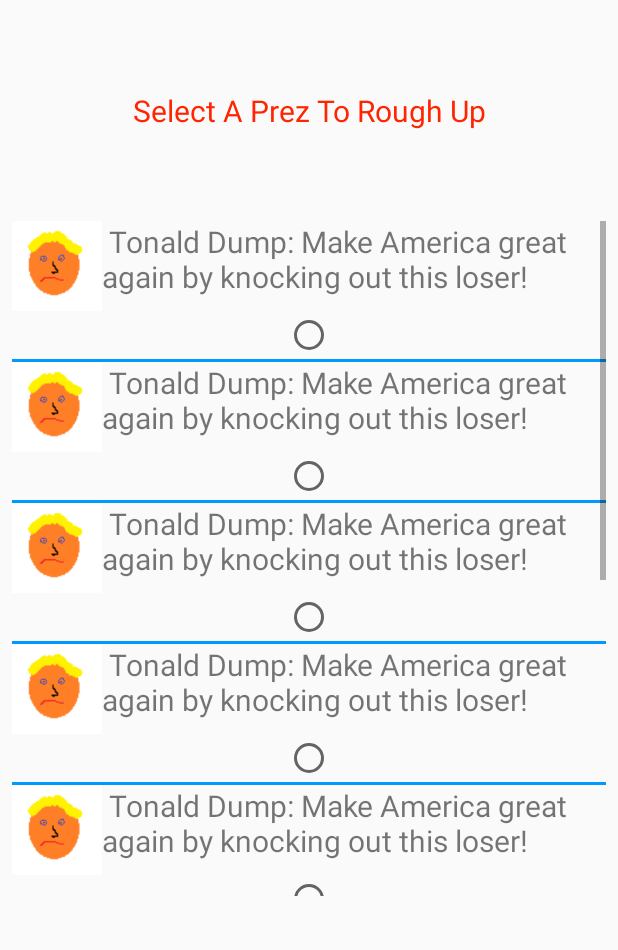
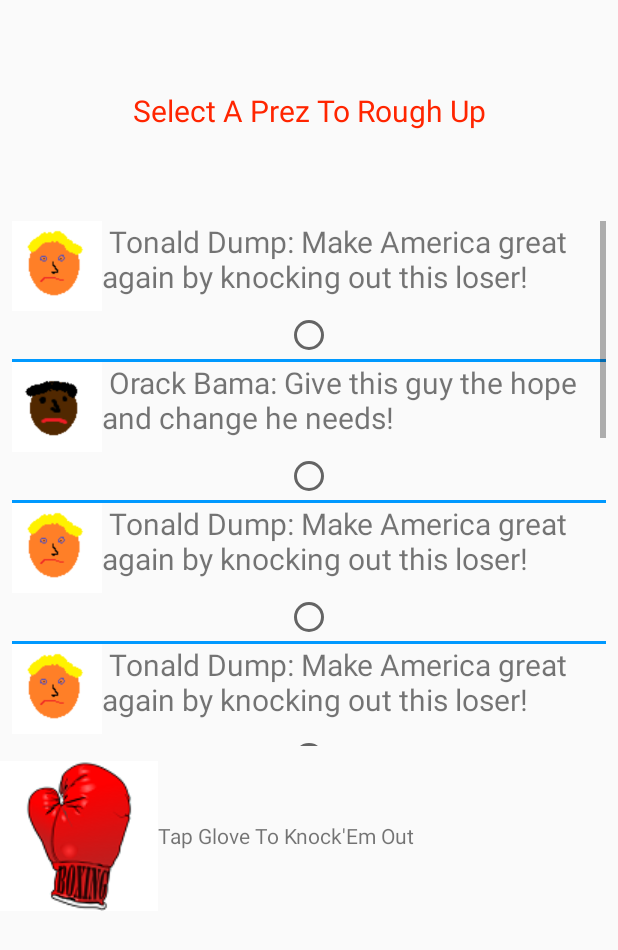
Before and after one commit to AppMiester/PrezPunchByTribal, an Android app: the Selection screen opened directly, with no data from a screen before it, on a phone screen of 412 x 824 dp. Shown: the top 950 px of the screen. Run offline under Robolectric (Android 15) with nearby library versions, the phone set to English and light mode, and no system bars.

Commit message:
added scrollview of multiple choices in selection class added radio buttons in selection class

```diff
--- a/app/src/main/AndroidManifest.xml
+++ b/app/src/main/AndroidManifest.xml
@@ -16,7 +16,8 @@
                 <category android:name="android.intent.category.LAUNCHER" />
             </intent-filter>
         </activity>
-        <activity android:name=".Selection"></activity>
+        <activity android:name=".Selection" />
+        <activity android:name=".Punch"></activity>
     </application>
 
 </manifest>
--- a/app/src/main/res/layout/activity_selection.xml
+++ b/app/src/main/res/layout/activity_selection.xml
@@ -22,7 +22,7 @@
         android:layout_width="match_parent"
         android:layout_marginStart="8dp"
         android:layout_marginEnd="8dp"
-        android:layout_height="450dp">
+        android:layout_height="350dp">
 
              <LinearLayout
                 android:layout_width="match_parent"
@@ -46,15 +46,17 @@
 
                          <TextView
                              android:layout_width="wrap_content"
-                             android:layout_height="match_parent"
+                             android:layout_height="wrap_content"
                              android:text=" Tonald Dump: Make America great again by knocking out this loser!"
                              android:textSize="20sp" />
                      </LinearLayout>
 
                          <RadioButton
+                             android:id="@+id/dump"
                              android:layout_width="wrap_content"
                              android:layout_height="wrap_content"
-                             android:layout_gravity="center" />
+                             android:layout_gravity="center"
+                             android:onClick="selectPrez"/>
 
                          <View
                              android:layout_width="match_parent"
@@ -70,11 +72,40 @@
                              <ImageView
                                  android:layout_width="60dp"
                                  android:layout_height="60dp"
+                                 android:src="@drawable/bama"/>
+
+                             <TextView
+                                 android:layout_width="wrap_content"
+                                 android:layout_height="wrap_content"
+                                 android:text=" Orack Bama: Give this guy the hope and change he needs!"
+                                 android:textSize="20sp" />
+                         </LinearLayout>
+
+                         <RadioButton
+                             android:id="@+id/bama"
+                             android:layout_width="wrap_content"
+                             android:layout_height="wrap_content"
+                             android:layout_gravity="center"
+                             android:onClick="selectPrez"/>
+
+                         <View
+                             android:layout_width="match_parent"
+                             android:layout_height="2dp"
+                             android:background="@color/blue"></View>
+
+                         <LinearLayout
+                             android:layout_width="match_parent"
+                             android:layout_height="wrap_content"
+                             android:orientation="horizontal">
+
+                             <ImageView
+                                 android:layout_width="60dp"
+                                 android:layout_height="60dp"
                                  android:src="@drawable/dump"/>
 
                              <TextView
                                  android:layout_width="wrap_content"
-                                 android:layout_height="match_parent"
+                                 android:layout_height="wrap_content"
                                  android:text=" Tonald Dump: Make America great again by knocking out this loser!"
                                  android:textSize="20sp" />
                          </LinearLayout>
@@ -101,7 +132,7 @@
 
                              <TextView
                                  android:layout_width="wrap_content"
-                                 android:layout_height="match_parent"
+                                 android:layout_height="wrap_content"
                                  android:text=" Tonald Dump: Make America great again by knocking out this loser!"
                                  android:textSize="20sp" />
                          </LinearLayout>
@@ -128,7 +159,7 @@
 
                              <TextView
                                  android:layout_width="wrap_content"
-                                 android:layout_height="match_parent"
+                                 android:layout_height="wrap_content"
                                  android:text=" Tonald Dump: Make America great again by knocking out this loser!"
                                  android:textSize="20sp" />
                          </LinearLayout>
@@ -155,7 +186,7 @@
 
                              <TextView
                                  android:layout_width="wrap_content"
-                                 android:layout_height="match_parent"
+                                 android:layout_height="wrap_content"
                                  android:text=" Tonald Dump: Make America great again by knocking out this loser!"
                                  android:textSize="20sp" />
                          </LinearLayout>
@@ -182,7 +213,7 @@
 
                              <TextView
                                  android:layout_width="wrap_content"
-                                 android:layout_height="match_parent"
+                                 android:layout_height="wrap_content"
                                  android:text=" Tonald Dump: Make America great again by knocking out this loser!"
                                  android:textSize="20sp" />
                          </LinearLayout>
@@ -209,7 +240,7 @@
 
                              <TextView
                                  android:layout_width="wrap_content"
-                                 android:layout_height="match_parent"
+                                 android:layout_height="wrap_content"
                                  android:text=" Tonald Dump: Make America great again by knocking out this loser!"
                                  android:textSize="20sp" />
                          </LinearLayout>
@@ -236,7 +267,7 @@
 
                              <TextView
                                  android:layout_width="wrap_content"
-                                 android:layout_height="match_parent"
+                                 android:layout_height="wrap_content"
                                  android:text=" Tonald Dump: Make America great again by knocking out this loser!"
                                  android:textSize="20sp" />
                          </LinearLayout>
@@ -244,39 +275,14 @@
                          <RadioButton
                              android:layout_width="wrap_content"
                              android:layout_height="wrap_content"
-                             android:layout_gravity="center" />
+                             android:layout_gravity="center"
+                             android:onClick="goToPunch"/>
 
                          <View
                              android:layout_width="match_parent"
                              android:layout_height="2dp"
                              android:background="@color/blue"></View>
 
-                         <LinearLayout
-                             android:layout_width="match_parent"
-                             android:layout_height="wrap_content"
-                             android:orientation="horizontal">
-
-                             <ImageView
-                                 android:layout_width="60dp"
-                                 android:layout_height="60dp"
-                                 android:src="@drawable/dump"/>
-
-                             <TextView
-                                 android:layout_width="wrap_content"
-                                 android:layout_height="match_parent"
-                                 android:text=" Tonald Dump: Make America great again by knocking out this loser!"
-                                 android:textSize="20sp" />
-                         </LinearLayout>
-
-                         <RadioButton
-                             android:layout_width="wrap_content"
-                             android:layout_height="wrap_content"
-                             android:layout_gravity="center" />
-
-                         <View
-                             android:layout_width="match_parent"
-                             android:layout_height="2dp"
-                             android:background="@color/blue"></View>
 
 
 
@@ -292,4 +298,24 @@
 
     </ScrollView>
 
+    <LinearLayout
+        android:layout_width="wrap_content"
+        android:layout_height="wrap_content"
+        android:orientation="horizontal"
+        android:layout_marginTop="10dp">
+
+        <ImageView
+            android:layout_width="wrap_content"
+            android:layout_height="wrap_content"
+            android:src="@drawable/glove1"
+            android:onClick="goToPunch"/>
+
+        <TextView
+            android:layout_width="wrap_content"
+            android:layout_height="wrap_content"
+            android:layout_gravity="center"
+            android:text="Tap Glove To Knock'Em Out"/>
+    </LinearLayout>
+
+
 </android.support.v7.widget.LinearLayoutCompat>
```
Also changed, not shown: app/src/main/java/tribalway/prezpunchby/com/prezpunchbytribal/Punch.java (added, +32 -0 lines), app/src/main/java/tribalway/prezpunchby/com/prezpunchbytribal/Selection.java (+42 -0 lines), app/src/main/res/layout/activity_punch.xml (added, +16 -0 lines), app/src/main/res/drawable/bama.png (added), app/src/main/res/drawable/glove1.png (added).
